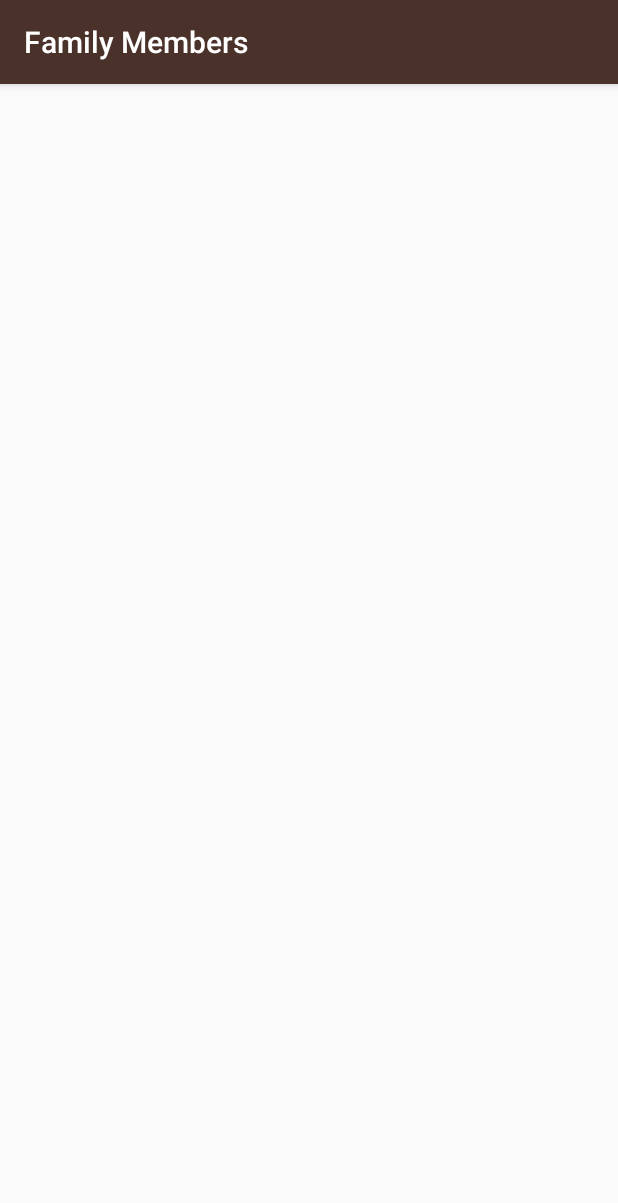
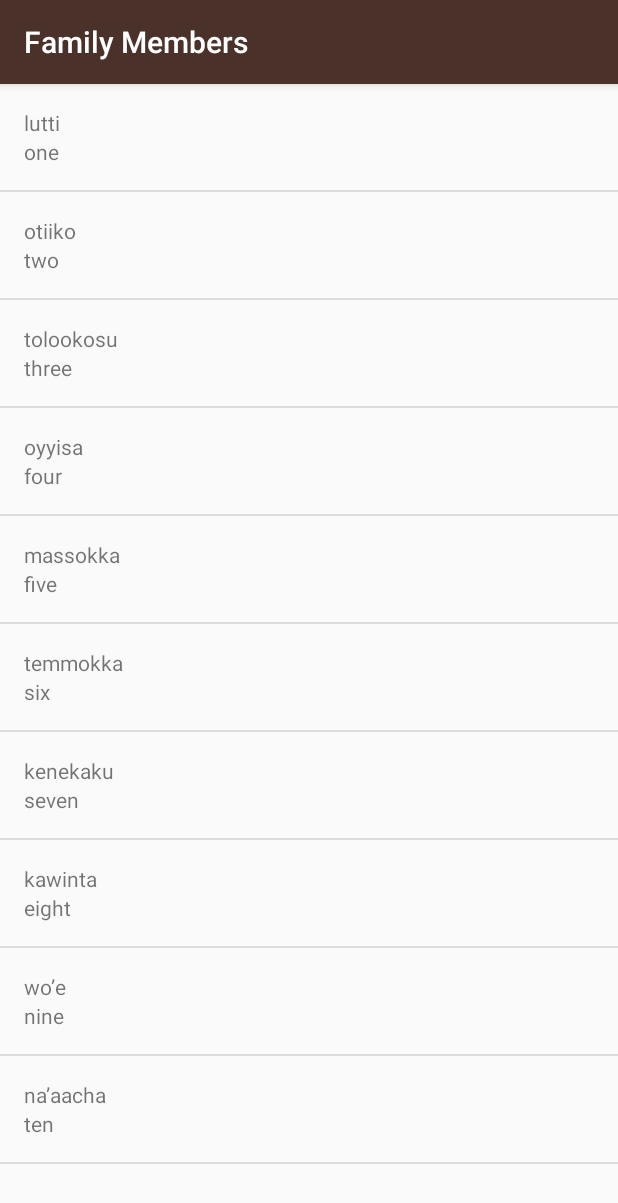
Before and after one commit to Rodrinot/miwok, an Android app: the FamilyActivity screen opened directly, with no data from a screen before it, on a phone screen of 412 x 824 dp. Shown: the top 1203 px of the screen. Run offline under Robolectric (Android 15) with nearby library versions, the phone set to English and light mode, and no system bars.

Commit message:
Merge layouts.

```diff
--- a/app/src/main/java/com/example/android/miwok/FamilyActivity.java
+++ b/app/src/main/java/com/example/android/miwok/FamilyActivity.java
@@ -3,12 +3,41 @@ package com.example.android.miwok;
 import androidx.appcompat.app.AppCompatActivity;
 
 import android.os.Bundle;
+import android.widget.ListView;
+
+import java.util.ArrayList;
 
 public class FamilyActivity extends AppCompatActivity {
 
     @Override
     protected void onCreate(Bundle savedInstanceState) {
         super.onCreate(savedInstanceState);
-        setContentView(R.layout.activity_family);
+        setContentView(R.layout.word_list);
+
+        // Create a list of words.
+        ArrayList<Word> words = new ArrayList<Word>();
+        words.add(new Word("one", "lutti"));
+        words.add(new Word("two", "otiiko"));
+        words.add(new Word("three", "tolookosu"));
+        words.add(new Word("four", "oyyisa"));
+        words.add(new Word("five", "massokka"));
+        words.add(new Word("six", "temmokka"));
+        words.add(new Word("seven", "kenekaku"));
+        words.add(new Word("eight", "kawinta"));
+        words.add(new Word("nine", "wo’e"));
+        words.add(new Word("ten", "na’aacha"));
+
+        // Create an {@link WordAdapter}, whose data source is a list of {@link Word}s. The
+        // adapter knows how to create list items for each item in the list.
+        WordAdapter adapter = new WordAdapter(this, words);
+
+        // Find the {@link ListView} object in the view hierarchy of the {@link Activity}.
+        // There should be a {@link ListView} with the view ID called list, which is declared in the
+        // word_list.xml layout file.
+        ListView listView = findViewById(R.id.list);
+
+        // Make the {@link ListView} use the {@link WordAdapter} we created above, so that the
+        // {@link ListView} will display list items for each {@link Word} in the list.
+        listView.setAdapter(adapter);
     }
 }
--- a/app/src/main/res/layout/activity_family.xml
+++ /dev/null
@@ -1,9 +0,0 @@
-<?xml version="1.0" encoding="utf-8"?>
-<androidx.constraintlayout.widget.ConstraintLayout xmlns:android="http://schemas.android.com/apk/res/android"
-    xmlns:app="http://schemas.android.com/apk/res-auto"
-    xmlns:tools="http://schemas.android.com/tools"
-    android:layout_width="match_parent"
-    android:layout_height="match_parent"
-    tools:context=".FamilyActivity">
-
-</androidx.constraintlayout.widget.ConstraintLayout>
--- /dev/null
+++ b/app/src/main/res/layout/word_list.xml
@@ -0,0 +1,5 @@
+<?xml version="1.0" encoding="utf-8"?>
+<ListView xmlns:android="http://schemas.android.com/apk/res/android"
+    android:id="@+id/list"
+    android:layout_width="match_parent"
+    android:layout_height="match_parent"/>
```
Also changed, not shown: app/src/main/java/com/example/android/miwok/ColorsActivity.java (+30 -1 lines), app/src/main/java/com/example/android/miwok/NumbersActivity.java (+2 -7 lines), app/src/main/java/com/example/android/miwok/PhrasesActivity.java (+30 -1 lines), app/src/main/res/layout/activity_colors.xml (deleted, +0 -9 lines), app/src/main/res/layout/activity_numbers.xml (deleted, +0 -12 lines), app/src/main/res/layout/activity_phrases.xml (deleted, +0 -9 lines).
